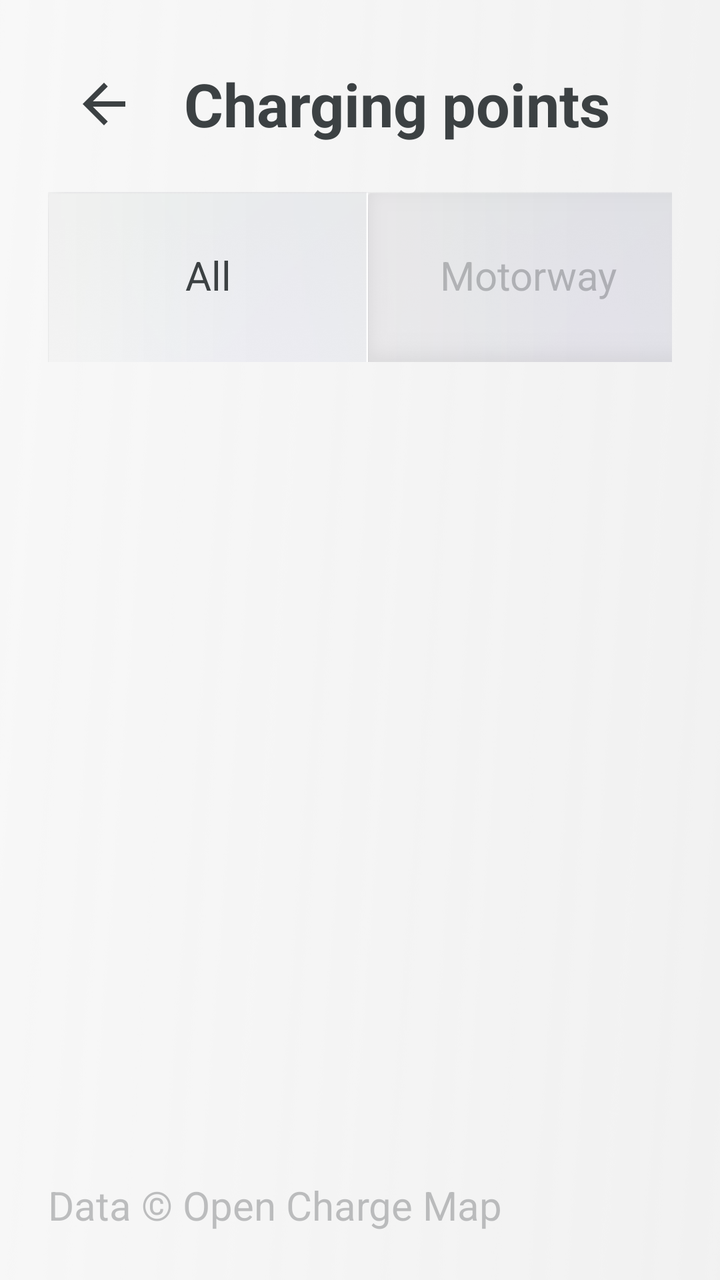
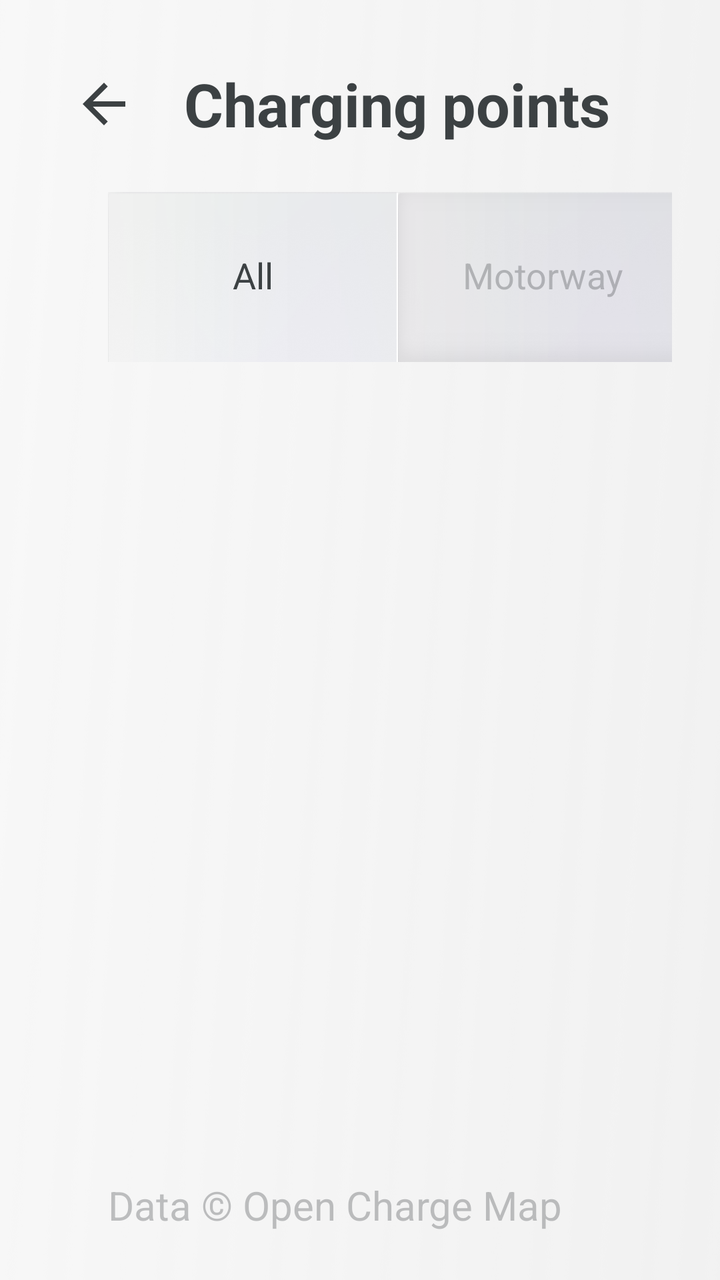

An Android layout rendered at two revisions. The XML below is the earlier revision; the diff shows what the commit changed to produce the second picture.
<!-- AndroidManifest.xml: application theme Theme.MG4SimpleLauncher -->
<!-- res/layout/activity_charging_map.xml -->
<?xml version="1.0" encoding="utf-8"?>
<LinearLayout xmlns:android="http://schemas.android.com/apk/res/android"
    xmlns:app="http://schemas.android.com/apk/res-auto"
    android:layout_width="match_parent"
    android:layout_height="match_parent"
    android:background="@drawable/bg_home"
    android:baselineAligned="false"
    android:orientation="horizontal"
    android:padding="@dimen/screen_padding">

    
    <LinearLayout
        android:layout_width="@dimen/charge_list_width"
        android:layout_height="match_parent"
        android:layout_marginEnd="@dimen/card_gap"
        android:orientation="vertical">

        <LinearLayout
            android:layout_width="match_parent"
            android:layout_height="wrap_content"
            android:gravity="center_vertical"
            android:orientation="horizontal">

            <ImageView
                android:id="@+id/charging_back_button"
                android:layout_width="56dp"
                android:layout_height="56dp"
                android:background="@drawable/icon_press_selector"
                android:clickable="true"
                android:contentDescription="@string/cd_back"
                android:focusable="true"
                android:padding="12dp"
                android:src="@drawable/ic_back" />

            <TextView
                android:layout_width="0dp"
                android:layout_height="wrap_content"
                android:layout_marginStart="12dp"
                android:layout_weight="1"
                android:ellipsize="end"
                android:maxLines="1"
                android:text="@string/charging_title"
                android:textColor="@color/text_primary"
                android:textSize="@dimen/drawer_title_size"
                android:textStyle="bold" />
        </LinearLayout>

        
        <RadioGroup
            android:id="@+id/charging_filters"
            android:layout_width="match_parent"
            android:layout_height="wrap_content"
            android:layout_marginTop="@dimen/card_gap"
            android:gravity="center_vertical"
            android:orientation="horizontal">

            <RadioButton
                android:id="@+id/filter_all"
                android:layout_width="0dp"
                android:layout_height="@dimen/filter_tab_height"
                android:layout_weight="1"
                android:background="@drawable/filter_tab_selector"
                android:button="@null"
                android:checked="true"
                android:ellipsize="end"
                android:gravity="center"
                android:includeFontPadding="false"
                android:maxLines="2"
                android:text="@string/charging_filter_all"
                android:textColor="@color/filter_tab_text"
                android:paddingStart="8dp"
                android:paddingEnd="8dp"
                android:textSize="@dimen/filter_tab_text_size" />

            <RadioButton
                android:id="@+id/filter_motorway"
                android:layout_width="0dp"
                android:layout_height="@dimen/filter_tab_height"
                android:layout_weight="1"
                android:background="@drawable/filter_tab_selector"
                android:button="@null"
                android:ellipsize="end"
                android:gravity="center"
                android:includeFontPadding="false"
                android:maxLines="2"
                android:text="@string/charging_filter_motorway"
                android:textColor="@color/filter_tab_text"
                android:paddingStart="8dp"
                android:paddingEnd="8dp"
                android:textSize="@dimen/filter_tab_text_size" />

            <RadioButton
                android:id="@+id/filter_supercharger"
                android:layout_width="0dp"
                android:layout_height="@dimen/filter_tab_height"
                android:layout_weight="1"
                android:background="@drawable/filter_tab_selector"
                android:button="@null"
                android:ellipsize="end"
                android:gravity="center"
                android:includeFontPadding="false"
                android:maxLines="2"
                android:text="@string/charging_filter_supercharger"
                android:textColor="@color/filter_tab_text"
                android:paddingStart="8dp"
                android:paddingEnd="8dp"
                android:textSize="@dimen/filter_tab_text_size" />

            <RadioButton
                android:id="@+id/filter_fast"
                android:layout_width="0dp"
                android:layout_height="@dimen/filter_tab_height"
                android:layout_weight="1"
                android:background="@drawable/filter_tab_selector"
                android:button="@null"
                android:ellipsize="end"
                android:gravity="center"
                android:includeFontPadding="false"
                android:maxLines="2"
                android:text="@string/charging_filter_fast"
                android:textColor="@color/filter_tab_text"
                android:paddingStart="8dp"
                android:paddingEnd="8dp"
                android:textSize="@dimen/filter_tab_text_size" />
        </RadioGroup>

        <FrameLayout
            android:layout_width="match_parent"
            android:layout_height="0dp"
            android:layout_marginTop="@dimen/card_gap"
            android:layout_weight="1">

            <androidx.recyclerview.widget.RecyclerView
                android:id="@+id/charging_list"
                android:layout_width="match_parent"
                android:layout_height="match_parent"
                android:clipToPadding="false" />

            
            <TextView
                android:id="@+id/charging_status"
                android:layout_width="match_parent"
                android:layout_height="match_parent"
                android:gravity="center"
                android:padding="@dimen/info_card_padding"
                android:textColor="@color/text_secondary"
                android:textSize="@dimen/info_card_body_size"
                android:visibility="gone" />
        </FrameLayout>

        <TextView
            android:layout_width="match_parent"
            android:layout_height="wrap_content"
            android:layout_marginTop="8dp"
            android:text="@string/charging_attribution"
            android:textColor="@color/text_tertiary"
            android:textSize="@dimen/secondary_text_size" />
    </LinearLayout>

    
    <FrameLayout
        android:layout_width="0dp"
        android:layout_height="match_parent"
        android:layout_weight="1">

        <org.osmdroid.views.MapView
            android:id="@+id/charging_map"
            android:layout_width="match_parent"
            android:layout_height="match_parent" />

        <LinearLayout
            android:id="@+id/charging_navigate_button"
            android:layout_width="wrap_content"
            android:layout_height="wrap_content"
            android:layout_gravity="bottom|center_horizontal"
            android:layout_marginBottom="24dp"
            android:background="@drawable/map_button_selector"
            android:clickable="true"
            android:elevation="6dp"
            android:focusable="true"
            android:gravity="center_vertical"
            android:orientation="horizontal"
            android:paddingHorizontal="@dimen/native_button_padding_h"
            android:paddingVertical="@dimen/native_button_padding_v"
            android:visibility="gone">

            <ImageView
                android:layout_width="32dp"
                android:layout_height="32dp"
                android:contentDescription="@null"
                android:src="@drawable/ic_navigate"
                app:tint="@android:color/white" />

            <TextView
                android:id="@+id/charging_navigate_label"
                android:layout_width="wrap_content"
                android:layout_height="wrap_content"
                android:layout_marginStart="12dp"
                android:ellipsize="end"
                android:maxLines="1"
                android:text="@string/charging_send_to_navigation"
                android:textColor="@android:color/white"
                android:textSize="@dimen/drawer_button_size"
                android:textStyle="bold" />
        </LinearLayout>
    </FrameLayout>
</LinearLayout>
<!-- resources referenced by this layout -->
<resources>
  <color name="text_primary">#3c4143</color>
  <color name="text_secondary">#7f3c4143</color>
  <color name="text_tertiary">#503c4143</color>
  <dimen name="card_gap">16dp</dimen>
  <dimen name="charge_list_width">640dp</dimen>
  <dimen name="drawer_button_size">26sp</dimen>
  <dimen name="drawer_title_size">30sp</dimen>
  <dimen name="filter_tab_height">85dp</dimen>
  <dimen name="filter_tab_text_size">20sp</dimen>
  <dimen name="info_card_body_size">28sp</dimen>
  <dimen name="info_card_padding">24dp</dimen>
  <dimen name="native_button_padding_h">24dp</dimen>
  <dimen name="native_button_padding_v">12dp</dimen>
  <dimen name="screen_padding">24dp</dimen>
  <dimen name="secondary_text_size">20sp</dimen>
  <string name="cd_back">Back</string>
  <string name="charging_attribution">Data © Open Charge Map</string>
  <string name="charging_filter_all">All</string>
  <string name="charging_filter_fast">Fast DC</string>
  <string name="charging_filter_motorway">Motorway</string>
  <string name="charging_filter_supercharger">Supercharger</string>
  <string name="charging_send_to_navigation">Send to navigation</string>
  <string name="charging_title">Charging points</string>
  <style name="Theme.MG4SimpleLauncher" parent="Theme.AppCompat.DayNight.NoActionBar">
          <item name="android:windowBackground">@drawable/bg_home</item>
          <item name="android:statusBarColor">@android:color/transparent</item>
          <item name="android:navigationBarColor">@android:color/transparent</item>
          <item name="colorAccent">@color/accent</item>
      </style>
  <color name="accent">#056eff</color>
  <dimen name="native_button_radius">10dp</dimen>
  <color name="button_surface_pressed">#3d3c4143</color>
  <color name="accent_pressed">#0455cc</color>
  <!-- unchanged entries left out for length: 8 -->
</resources>

<!-- the commit's change to res/layout/activity_charging_map.xml (unified diff, before → after) -->
@@ -49,6 +49,8 @@
         <RadioGroup
             android:id="@+id/charging_filters"
             android:layout_width="match_parent"
+            android:layout_marginStart="@dimen/charge_list_inset"
+            android:layout_marginEnd="@dimen/charge_list_inset"
             android:layout_height="wrap_content"
             android:layout_marginTop="@dimen/card_gap"
             android:gravity="center_vertical"
@@ -152,6 +154,7 @@
             android:layout_width="match_parent"
             android:layout_height="wrap_content"
             android:layout_marginTop="8dp"
+            android:layout_marginStart="@dimen/charge_list_inset"
             android:text="@string/charging_attribution"
             android:textColor="@color/text_tertiary"
             android:textSize="@dimen/secondary_text_size" />
@@ -168,40 +171,136 @@
             android:layout_width="match_parent"
             android:layout_height="match_parent" />
 
+        
+        
         <LinearLayout
-            android:id="@+id/charging_navigate_button"
-            android:layout_width="wrap_content"
-            android:layout_height="wrap_content"
-            android:layout_gravity="bottom|center_horizontal"
-            android:layout_marginBottom="24dp"
-            android:background="@drawable/map_button_selector"
-            android:clickable="true"
+            android:id="@+id/charging_detail_panel"
+            android:layout_width="match_parent"
+            android:layout_height="@dimen/charge_detail_panel_height"
+            android:layout_gravity="bottom"
+            android:layout_margin="@dimen/card_gap"
+            android:background="@drawable/smallcard_selector"
             android:elevation="6dp"
-            android:focusable="true"
             android:gravity="center_vertical"
             android:orientation="horizontal"
-            android:paddingHorizontal="@dimen/native_button_padding_h"
-            android:paddingVertical="@dimen/native_button_padding_v"
+            android:paddingStart="@dimen/charge_detail_padding_h"
+            android:paddingEnd="@dimen/charge_detail_padding_h"
             android:visibility="gone">
 
-            <ImageView
-                android:layout_width="32dp"
-                android:layout_height="32dp"
-                android:contentDescription="@null"
-                android:src="@drawable/ic_navigate"
-                app:tint="@android:color/white" />
-
-            <TextView
-                android:id="@+id/charging_navigate_label"
+            <LinearLayout
+                android:layout_width="0dp"
+                android:layout_height="wrap_content"
+                android:layout_weight="1"
+                android:orientation="vertical">
+
+                <TextView
+                    android:id="@+id/charging_detail_title"
+                    android:layout_width="match_parent"
+                    android:layout_height="wrap_content"
+                    android:ellipsize="end"
+                    android:maxLines="1"
+                    android:textColor="@color/text_primary"
+                    android:textSize="@dimen/charge_item_title_size"
+                    android:textStyle="bold" />
+
+                <TextView
+                    android:id="@+id/charging_detail_address"
+                    android:layout_width="match_parent"
+                    android:layout_height="wrap_content"
+                    android:layout_marginTop="2dp"
+                    android:ellipsize="end"
+                    android:maxLines="1"
+                    android:textColor="@color/text_secondary"
+                    android:textSize="@dimen/secondary_text_size" />
+
+                <TextView
+                    android:id="@+id/charging_detail_connectors"
+                    android:layout_width="match_parent"
+                    android:layout_height="wrap_content"
+                    android:layout_marginTop="2dp"
+                    android:ellipsize="end"
+                    android:maxLines="1"
+                    android:textColor="@color/text_secondary"
+                    android:textSize="@dimen/secondary_text_size" />
+
+                <include
+                    layout="@layout/part_charge_extras"
+                    android:id="@+id/charging_detail_extras"
+                    android:layout_width="wrap_content"
+                    android:layout_height="wrap_content"
+                    android:layout_marginTop="6dp" />
+            </LinearLayout>
+
+            <LinearLayout
+                android:id="@+id/charging_navigate_button"
                 android:layout_width="wrap_content"
                 android:layout_height="wrap_content"
-                android:layout_marginStart="12dp"
-                android:ellipsize="end"
-                android:maxLines="1"
-                android:text="@string/charging_send_to_navigation"
-                android:textColor="@android:color/white"
-                android:textSize="@dimen/drawer_button_size"
-                android:textStyle="bold" />
+                android:layout_gravity="center_vertical"
+                android:background="@drawable/map_button_selector"
+                android:clickable="true"
+                android:focusable="true"
+                android:gravity="center_vertical"
+                android:orientation="horizontal"
+                android:paddingHorizontal="@dimen/native_button_padding_h"
+                android:paddingVertical="@dimen/native_button_padding_v"
+                android:visibility="gone">
+
+                <ImageView
+                    android:layout_width="32dp"
+                    android:layout_height="32dp"
+                    android:contentDescription="@null"
+                    android:src="@drawable/ic_navigate"
+                    app:tint="@android:color/white" />
+
+                <TextView
+                    android:id="@+id/charging_navigate_label"
+                    android:layout_width="wrap_content"
+                    android:layout_height="wrap_content"
+                    android:layout_marginStart="12dp"
+                    android:text="@string/charging_send_to_navigation"
+                    android:textColor="@android:color/white"
+                    android:textSize="@dimen/drawer_button_size" />
+            </LinearLayout>
         </LinearLayout>
     </FrameLayout>
 </LinearLayout>
+<!-- res/layout/part_charge_extras.xml (included above) -->
+<?xml version="1.0" encoding="utf-8"?>
+<LinearLayout xmlns:android="http://schemas.android.com/apk/res/android"
+    android:layout_width="wrap_content"
+    android:layout_height="wrap_content"
+    android:gravity="center_vertical"
+    android:orientation="horizontal">
+
+    <ImageView
+        android:id="@+id/charge_bays_icon"
+        android:layout_width="@dimen/charge_glyph_width_bolt"
+        android:layout_height="@dimen/charge_glyph_height"
+        android:contentDescription="@null"
+        android:src="@drawable/ic_glyph_bolt" />
+
+    <TextView
+        android:id="@+id/charge_bays"
+        android:layout_width="wrap_content"
+        android:layout_height="wrap_content"
+        android:layout_marginStart="2dp"
+        android:layout_marginEnd="14dp"
+        android:textColor="@color/text_secondary"
+        android:textSize="@dimen/secondary_text_size" />
+
+    <ImageView
+        android:id="@+id/charge_access_icon"
+        android:layout_width="@dimen/charge_glyph_width_lock"
+        android:layout_height="@dimen/charge_glyph_height"
+        android:contentDescription="@null"
+        android:src="@drawable/ic_glyph_lock" />
+
+    <TextView
+        android:id="@+id/charge_access"
+        android:layout_width="wrap_content"
+        android:layout_height="wrap_content"
+        android:layout_marginStart="4dp"
+        android:layout_marginEnd="14dp"
+        android:textColor="@color/text_secondary"
+        android:textSize="@dimen/secondary_text_size" />
+</LinearLayout>
<!-- resource entries referenced after the edit -->
@@ -4,17 +4,54 @@
   <color name="text_secondary">#7f3c4143</color>
   <color name="text_tertiary">#503c4143</color>
   <dimen name="card_gap">16dp</dimen>
+  <dimen name="charge_detail_padding_h">56dp</dimen>
+  <dimen name="charge_detail_panel_height">184dp</dimen>
+  <dimen name="charge_glyph_height">21dp</dimen>
+  <dimen name="charge_glyph_width_bolt">12dp</dimen>
+  <dimen name="charge_glyph_width_lock">16dp</dimen>
+  <dimen name="charge_item_title_size">28sp</dimen>
+  <dimen name="charge_list_inset">30dp</dimen>
   <dimen name="charge_list_width">640dp</dimen>
   <dimen name="drawer_button_size">26sp</dimen>
   <dimen name="drawer_title_size">30sp</dimen>
   <dimen name="filter_tab_height">85dp</dimen>
-  <dimen name="filter_tab_text_size">20sp</dimen>
+  <dimen name="filter_tab_text_size">18sp</dimen>
   <dimen name="info_card_body_size">28sp</dimen>
   <dimen name="info_card_padding">24dp</dimen>
   <dimen name="native_button_padding_h">24dp</dimen>
   <dimen name="native_button_padding_v">12dp</dimen>
   <dimen name="screen_padding">24dp</dimen>
   <dimen name="secondary_text_size">20sp</dimen>
+  <!-- drawable ic_glyph_bolt (drawable) -->
+  <vector xmlns:android="http://schemas.android.com/apk/res/android"
+      android:width="12dp"
+      android:height="21dp"
+      android:viewportWidth="6"
+      android:viewportHeight="10.5"
+      android:tint="@color/text_secondary">
+      <group android:translateX="-7" android:translateY="-5.75">
+          <path
+              android:fillColor="#FFFFFFFF"
+              android:pathData="M10.75 16.25H10V11.75H7L9.25 5.75H10V10.25H13L10.75 16.25Z" />
+      </group>
+  </vector>
+  <!-- drawable ic_glyph_lock (drawable) -->
+  <vector xmlns:android="http://schemas.android.com/apk/res/android"
+      android:width="16dp"
+      android:height="21dp"
+      android:viewportWidth="16"
+      android:viewportHeight="21"
+      android:tint="@color/text_secondary">
+      <path
+          android:fillColor="#FFFFFFFF"
+          android:pathData="M8 1C5.24 1 3 3.24 3 6v2.5H2.5A1.5 1.5 0 0 0 1 10v8.5A1.5 1.5 0 0 0 2.5 20h11a1.5 1.5 0 0 0 1.5-1.5V10a1.5 1.5 0 0 0-1.5-1.5H13V6c0-2.76-2.24-5-5-5zm0 2c1.66 0 3 1.34 3 3v2.5H5V6c0-1.66 1.34-3 3-3zm0 9a2 2 0 0 1 1 3.73V17a1 1 0 0 1-2 0v-1.27A2 2 0 0 1 8 12z" />
+  </vector>
+  <!-- drawable smallcard_selector (drawable) -->
+  <?xml version="1.0" encoding="utf-8"?>
+  <selector xmlns:android="http://schemas.android.com/apk/res/android">
+      <item android:state_pressed="true" android:drawable="@drawable/bg_clicked" />
+      <item android:drawable="@drawable/bg_normal" />
+  </selector>
   <string name="cd_back">Back</string>
   <string name="charging_attribution">Data © Open Charge Map</string>
   <string name="charging_filter_all">All</string>
@@ -33,6 +70,8 @@
   <dimen name="native_button_radius">10dp</dimen>
   <color name="button_surface_pressed">#3d3c4143</color>
   <color name="accent_pressed">#0455cc</color>
+  <!-- drawable bg_clicked: png bitmap (drawable, 39658 bytes) -->
+  <!-- drawable bg_normal: png bitmap (drawable, 51707 bytes) -->
   <!-- unchanged entries left out for length: 8 -->
 </resources>
 
